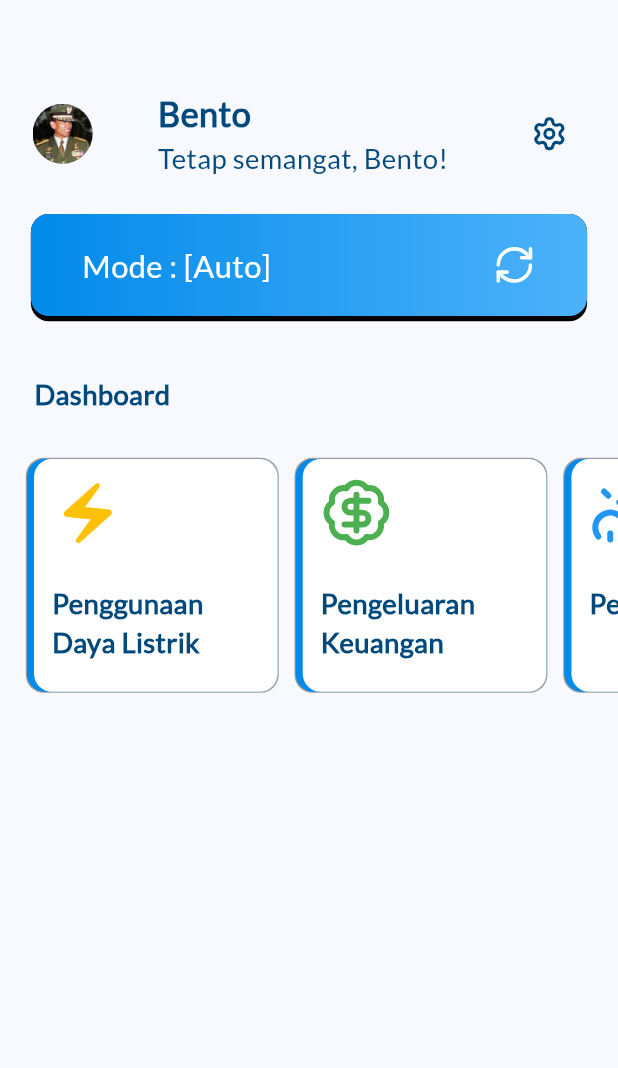
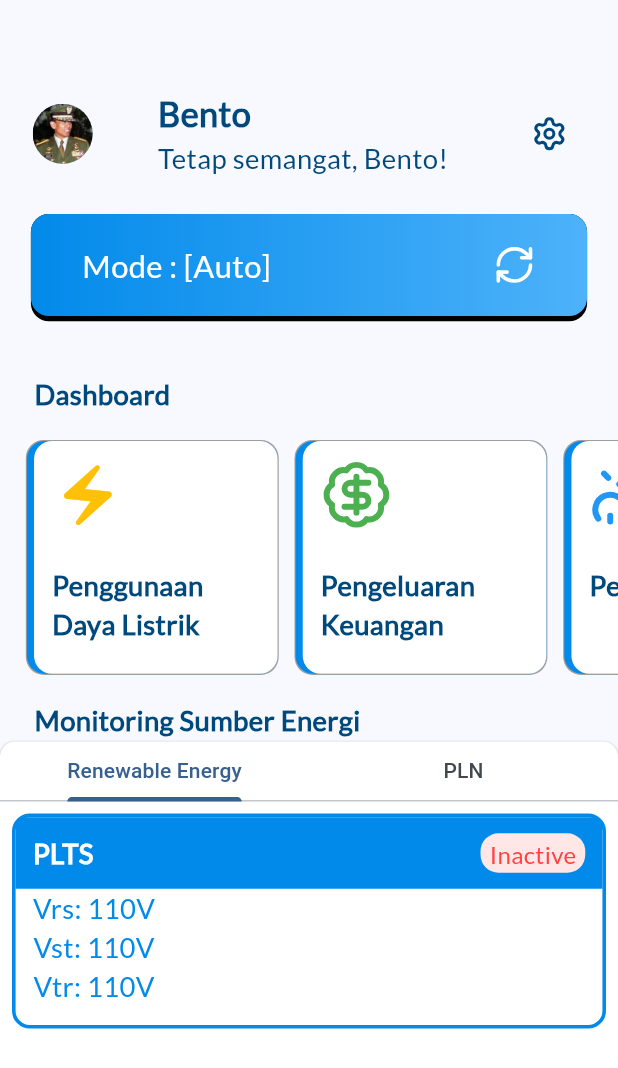
Before and after one commit to neorock07/smartgrid, a Flutter app: the Home screen opened directly, on a phone screen of 412 x 824 dp. Shown: the top 1068 px of the screen. Run offline on Flutter 3.47's test engine with Material 2 defaults, Android fonts, the phone set to English and light mode, and no system bars; our stand-ins replace firebase_core, flutter_screenutil, get, lucide_icons; accounts and stored records are empty.

Commit message:
update; home

```diff
--- a/lib/Partials/Card/DashboardCard.dart
+++ b/lib/Partials/Card/DashboardCard.dart
@@ -5,7 +5,8 @@ import 'package:lucide_icons/lucide_icons.dart';
 Widget DashboardCard(BuildContext context, {
   required String label,
   required IconData icon,
-  required Color color
+  required Color color,
+  required Function() onTap
 }){
   return Container(
     height: 140.dm,
@@ -24,7 +25,12 @@ Widget DashboardCard(BuildContext context, {
           ),
         ),
 
-        Align(
+        Material(
+          color: Colors.transparent,
+          child: InkWell(
+            splashColor: Colors.grey,
+            onTap: onTap,
+            child: Align(
               alignment: Alignment.centerRight,
               child: Container(
                 width: 136.dm,
@@ -52,6 +58,8 @@ Widget DashboardCard(BuildContext context, {
                 ),
               ),
             ),
+          ),
+        ),
       ],
     ),
   );
--- /dev/null
+++ b/lib/Partials/Card/ItemCard.dart
@@ -0,0 +1,108 @@
+import 'package:flutter/material.dart';
+import 'package:flutter_screenutil/flutter_screenutil.dart';
+
+Widget ItemCard(BuildContext context, {
+  required String title,
+  required bool condition,
+  required dynamic data
+}) {
+  return Container(
+    height: 120.h,
+    width: MediaQuery.of(context).size.width * 0.8,
+    decoration: BoxDecoration(
+      color: Colors.white,
+      border: Border.all(color: Color.fromRGBO(2, 138, 234, 1), width: 2.dm),
+      borderRadius: BorderRadius.circular(10.dm),
+    ),
+    child: Column(
+      mainAxisAlignment: MainAxisAlignment.start,
+      crossAxisAlignment: CrossAxisAlignment.start,
+      children: [
+        Container(
+          height: 40.h,
+          decoration: BoxDecoration(
+              color: Color.fromRGBO(2, 138, 234, 1),
+              borderRadius: BorderRadius.only(
+                  topLeft: Radius.circular(5.dm),
+                  topRight: Radius.circular(5.dm))),
+          child: Row(
+            mainAxisSize: MainAxisSize.max,
+            crossAxisAlignment: CrossAxisAlignment.center,
+            mainAxisAlignment: MainAxisAlignment.spaceBetween,
+            children: [
+              Padding(
+                padding: EdgeInsets.only(left: 10.w),
+                child: Text(
+                  title,
+                  style: TextStyle(
+                      fontFamily: "Lato",
+                      fontSize: 16.sp,
+                      fontWeight: FontWeight.bold,
+                      color: Colors.white),
+                ),
+              ),
+              Padding(
+                padding: EdgeInsets.only(right: 10.w),
+                child: Align(
+                  alignment: Alignment.centerRight,
+                  child: Container(
+                    height: 22.h,
+                    decoration: BoxDecoration(
+                        color: (condition)? Color.fromRGBO(231, 255, 245, 1) : Color.fromRGBO(255, 231, 231,1),
+                        borderRadius: BorderRadius.circular(10.dm)),
+                    child: Padding(
+                      padding: EdgeInsets.only(
+                          top: 2.dm, bottom: 2.dm, left: 5.dm, right: 5.dm),
+                      child: Center(
+                        child: Text(
+                          (condition)? "Active" : "Inactive",
+                          style: TextStyle(
+                              fontFamily: "Lato",
+                              fontSize: 14.sp,
+                              color: (condition)? Color.fromRGBO(19, 169, 124, 1) : Color.fromRGBO(255, 67, 67,1) ),
+                        ),
+                      ),
+                    ),
+                  ),
+                ),
+              )
+            ],
+          ),
+        ),
+
+        /**
+         *
+         * note: edit bagian ini sesuaikan dengan data dari firebase.
+         */
+        Padding(
+          padding: EdgeInsets.only(left:10.w),
+          child: Column(
+            children: [
+              Text(
+                "Vrs: 110V",
+                style: TextStyle(
+                    fontFamily: "Lato",
+                    fontSize: 16.sp,
+                    color: Color.fromRGBO(2, 138, 234, 1)),
+              ),
+              Text(
+                "Vst: 110V",
+                style: TextStyle(
+                    fontFamily: "Lato",
+                    fontSize: 16.sp,
+                    color: Color.fromRGBO(2, 138, 234, 1)),
+              ),
+              Text(
+                "Vtr: 110V",
+                style: TextStyle(
+                    fontFamily: "Lato",
+                    fontSize: 16.sp,
+                    color: Color.fromRGBO(2, 138, 234, 1)),
+              ),
+            ],
+          ),
+        ),
+      ],
+    ),
+  );
+}
--- a/lib/View/Home.dart
+++ b/lib/View/Home.dart
@@ -3,6 +3,8 @@ import 'package:flutter_screenutil/flutter_screenutil.dart';
 import 'package:lucide_icons/lucide_icons.dart';
 import 'package:smartgrid/Partials/Card/CardMode.dart';
 import 'package:smartgrid/Partials/Card/DashboardCard.dart';
+import 'package:smartgrid/View/ListEnergy.dart';
+import 'package:smartgrid/View/ListPLN.dart';
 
 class Home extends StatefulWidget {
   const Home({Key? key}) : super(key: key);
@@ -11,11 +13,26 @@ class Home extends StatefulWidget {
   _HomeState createState() => _HomeState();
 }
 
-class _HomeState extends State<Home> {
+class _HomeState extends State<Home> with TickerProviderStateMixin {
+  late TabController _tabController;
+
+  @override
+  void initState() {
+    super.initState();
+    _tabController = TabController(length: 2, vsync: this);
+  }
+
+  @override
+  void dispose() {
+    super.dispose();
+    _tabController.dispose();
+  }
+
   @override
   Widget build(BuildContext context) {
     return Scaffold(
-      body: Column(
+      body: Stack(children: [
+        Column(
           mainAxisAlignment: MainAxisAlignment.start,
           children: [
             SizedBox(
@@ -85,9 +102,6 @@ class _HomeState extends State<Home> {
                 ),
               ),
             ),
-          SizedBox(
-            height: 10.h,
-          ),
             Container(
               height: 160.dm,
               width: MediaQuery.of(context).size.width,
@@ -102,31 +116,105 @@ class _HomeState extends State<Home> {
                         child: DashboardCard(context,
                             label: "Penggunaan Daya Listrik",
                             icon: Icons.electric_bolt,
-                          color: Colors.amber),
+                            color: Colors.amber,
+                            onTap: () {}),
                       ),
                       Padding(
                         padding: EdgeInsets.all(5.dm),
                         child: DashboardCard(context,
                             label: "Pengeluaran Keuangan",
                             icon: LucideIcons.badgeDollarSign,
-                          color: Colors.green
-                          ),
+                            color: Colors.green,
+                            onTap: () {}),
                       ),
                       Padding(
                         padding: EdgeInsets.all(5.dm),
                         child: DashboardCard(context,
                             label: "Perkiraan Cuaca",
                             icon: LucideIcons.cloudSunRain,
-                          color: Colors.blue
-                          ),
+                            color: Colors.blue,
+                            onTap: () {}),
                       ),
                     ],
                   ),
                 ),
               ),
             ),
+            Padding(
+              padding: EdgeInsets.only(left: 20.w),
+              child: Align(
+                alignment: Alignment.topLeft,
+                child: Text(
+                  "Monitoring Sumber Energi",
+                  style: TextStyle(
+                      color: Color.fromRGBO(0, 73, 124, 1),
+                      fontFamily: "Lato",
+                      fontSize: 16.sp,
+                      fontWeight: FontWeight.bold),
+                ),
+              ),
+            ),
+          ],
+        ),
+        DraggableScrollableSheet(
+            minChildSize: 0.4,
+            initialChildSize: 0.4,
+            maxChildSize: 0.9,
+            builder: (((context, scrollController) {
+              return Container(
+                height: MediaQuery.of(context).size.height * 0.4,
+                width: MediaQuery.of(context).size.width,
+                decoration: const BoxDecoration(
+                  boxShadow: [
+                    BoxShadow(
+                        color: Colors.grey,
+                        blurRadius: 0.5,
+                        offset: Offset(0, 0.5))
+                  ],
+                  color: Colors.white,
+                  borderRadius: BorderRadius.only(
+                    topLeft: Radius.circular(10),
+                    topRight: Radius.circular(10),
+                  ),
+                ),
+                child: Column(
+                  children: [
+                    Container(
+                      height: 40,
+                      child: TabBar(
+                        controller: _tabController,
+                        tabs: [
+                          Tab(text: "Renewable Energy"),
+                          Tab(text: "PLN"),
+                        ],
+                      ),
+                    ),
+                    Flexible(
+                      child: TabBarView(
+                        controller: _tabController,
+                        children: [
+                          SingleChildScrollView(
+                            controller: scrollController,
+                            /**
+                             * edit menampilkan data pada file ListEnergy.dart
+                             */
+                            child: ListEnergy(),
+                          ),
+                          /**
+                             * edit menampilkan data pada file ListPLN.dart
+                             */
+                          SingleChildScrollView(
+                            controller: scrollController,
+                            child: ListPLN(),
+                          ),
+                        ],
+                      ),
+                    ),
                   ],
                 ),
               );
+            })))
+      ]),
+    );
   }
 }
--- /dev/null
+++ b/lib/View/ListEnergy.dart
@@ -0,0 +1,21 @@
+import 'package:flutter/material.dart';
+import 'package:smartgrid/Partials/Card/ItemCard.dart';
+
+class ListEnergy extends StatefulWidget {
+  const ListEnergy({ Key? key }) : super(key: key);
+
+  @override
+  _ListEnergyState createState() => _ListEnergyState();
+}
+
+class _ListEnergyState extends State<ListEnergy> {
+  @override
+  Widget build(BuildContext context) {
+    return Container(
+      child: Padding(
+        padding: const EdgeInsets.all(8.0),
+        child: ItemCard(context, title: "PLTS", condition: false, data: "Mbuh"),
+      )
+    );
+  }
+}
--- /dev/null
+++ b/lib/View/ListPLN.dart
@@ -0,0 +1,21 @@
+import 'package:flutter/material.dart';
+import 'package:smartgrid/Partials/Card/ItemCard.dart';
+
+class ListPLN extends StatefulWidget {
+  const ListPLN({ Key? key }) : super(key: key);
+
+  @override
+  _ListPLNState createState() => _ListPLNState();
+}
+
+class _ListPLNState extends State<ListPLN> {
+  @override
+  Widget build(BuildContext context) {
+    return Container(
+      child: Padding(
+        padding: const EdgeInsets.all(8.0),
+        child: ItemCard(context, title: "PLTB", condition: true, data: "Mbuh"),
+      )
+    );
+  }
+}
```
Lines whose indentation alone changed are shown as unchanged.
